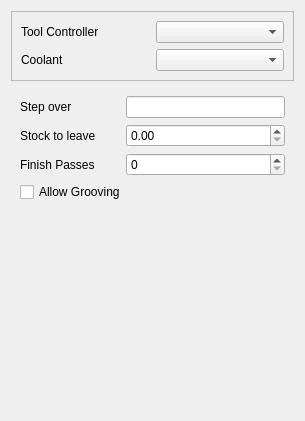
dubstar-04/TurningAddon, file Gui/Resources/panels/PageOpTurnBaseEdit.ui: the form before one commit.
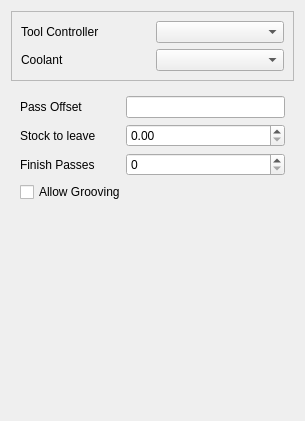
The form after the commit. Custom widgets are drawn as their Qt base class.

Commit message:
Rename turning StepOver to PassOffset
Map the shared PassOffset property to LibLathe pass_offset, retain descriptive radial and axial labels, and hide the unused offset for parting.

Patch:
```diff
--- a/Gui/Resources/panels/PageOpTurnBaseEdit.ui
+++ b/Gui/Resources/panels/PageOpTurnBaseEdit.ui
@@ -26,7 +26,7 @@
          </size>
         </property>
         <property name="text">
-         <string>Step over</string>
+         <string>Pass Offset</string>
         </property>
        </widget>
       </item>
```
Left out of the diff: 4 changed lines with no effect on the pictures. The commit also changes 8 other files.
